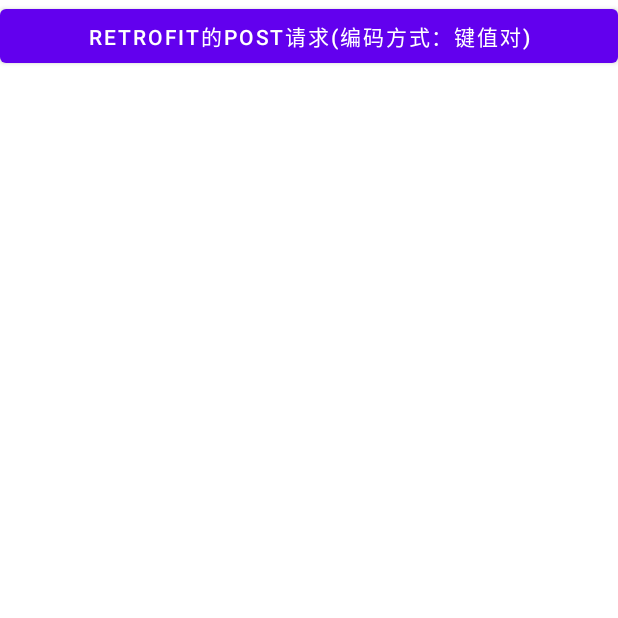
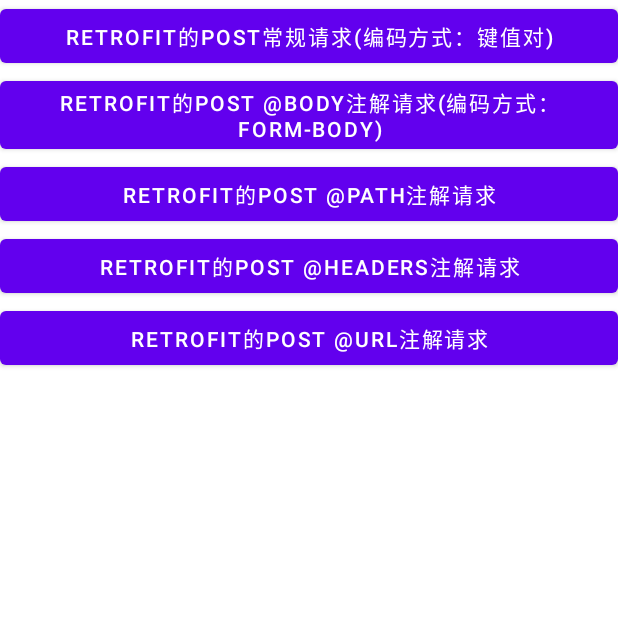
Before and after one commit to StevenMayD/AndroidLearning, an Android app: the screen it shows after launch (RetrofitActivity), on a phone screen of 412 x 824 dp, the top half of it. Run offline under Robolectric (Android 15) with nearby library versions, the phone set to English and light mode, and no system bars.

Commit message:
13、Android网络加载框架：Retrofit请求 - retrofit中的注解（@POST,@Path,@Body,@Header,@Headers,@Url）

```diff
--- a/app/src/main/java/com/example/androidlearning/service/RetrofitHttpBinService.java
+++ b/app/src/main/java/com/example/androidlearning/service/RetrofitHttpBinService.java
@@ -1,29 +1,63 @@
 package com.example.androidlearning.service;
 
+import okhttp3.RequestBody;
 import okhttp3.ResponseBody;
 import retrofit2.Call;
+import retrofit2.http.Body;
 import retrofit2.http.Field;
 import retrofit2.http.FormUrlEncoded;
 import retrofit2.http.GET;
+import retrofit2.http.Header;
+import retrofit2.http.Headers;
 import retrofit2.http.POST;
+import retrofit2.http.Path;
 import retrofit2.http.Query;
+import retrofit2.http.Url;
 
 // 网络请求中间层
 public interface RetrofitHttpBinService {
     // 注意 Call是retrofit2里的Call， ResponseBody则是依赖okhttp3的ResponseBody， 互相都有，导包不要搞错了
 
     /*
-    * @POST注解：请求方式，会进行POST的http请求
+     * @Query注解：get请求时，query注解参数名称
+     * */
+    @GET("get")
+    Call<ResponseBody> getRequest(@Query("userName") String userName, @Query("password") String pwd);
+
+    /*
+    * @POST注解：请求方式，会进行POST的http请求（注解里要添加 请求的地址("xxx")，用于拼接baseUrl,完整的请求地址为: baseUrl/xxx）
     * @FormUrlEncoded注解：则是会进行 FormUrlEncoded的数据提交方式， form键值形式
     * @Field注解：post请求时，键值形式参数的 键key
+    * 另外返回值：Call是retrofit2里的Call，ResponseBody则是okhttp3的ResponseBody
     * */
     @POST("post")
     @FormUrlEncoded
     Call<ResponseBody> postRequest(@Field("userName") String userName, @Field("password") String pwd);
 
     /*
-    * @Query注解：get请求时，query注解参数名称
+    * @Body注解：post携带请求体的形式的请求
     * */
-    @GET("get")
-    Call<ResponseBody> getRequest(@Query("userName") String userName, @Query("password") String pwd);
+    @POST("post")
+    Call<ResponseBody> postBodyRequest(@Body RequestBody body);
+
+    /*
+    * @Path注解：动态路径替换
+    * @Header注解：添加请求头
+    * */
+    @POST("{id}")
+    @FormUrlEncoded
+    Call<ResponseBody> postInPathRequest(@Path("id") String path, @Header("os") String os, @Field("userName") String userName, @Field("password") String pwd);
+
+    /*
+     * @Headers注解：添加多个请求头
+     * */
+    @Headers({"os:android", "version:11.0"})
+    @POST("post")
+    Call<ResponseBody> postHeadersRequest();
+
+    /*
+    * @Url注解：直接请求指定的完整url（不依据baseUrl, 也不需要加 请求子路径）
+    * */
+    @POST
+    Call<ResponseBody> postUrlRequest(@Url String url);
 }
--- a/app/src/main/res/layout/activity_retrofit.xml
+++ b/app/src/main/res/layout/activity_retrofit.xml
@@ -4,13 +4,41 @@
     xmlns:tools="http://schemas.android.com/tools"
     android:layout_width="match_parent"
     android:layout_height="match_parent"
+    android:orientation="vertical"
     tools:context=".view.activity.RetrofitActivity">
 
     <Button
         android:layout_width="match_parent"
         android:layout_height="wrap_content"
-        android:text="Retrofit的post请求(编码方式：键值对)"
+        android:text="Retrofit的post常规请求(编码方式：键值对)"
         android:onClick="postAsync_form_urlencoded"
         />
 
+    <Button
+        android:layout_width="match_parent"
+        android:layout_height="wrap_content"
+        android:text="Retrofit的post @body注解请求(编码方式：form-body)"
+        android:onClick="postAsync_form_body"
+        />
+
+    <Button
+        android:layout_width="match_parent"
+        android:layout_height="wrap_content"
+        android:text="Retrofit的post @Path注解请求"
+        android:onClick="postAsync_Path"
+        />
+
+    <Button
+        android:layout_width="match_parent"
+        android:layout_height="wrap_content"
+        android:text="Retrofit的post @Headers注解请求"
+        android:onClick="postAsync_Headers"
+        />
+
+    <Button
+        android:layout_width="match_parent"
+        android:layout_height="wrap_content"
+        android:text="Retrofit的post @Url注解请求"
+        android:onClick="postAsync_Url"
+        />
 </LinearLayout>
```
Also changed, not shown: app/src/main/java/com/example/androidlearning/view/activity/RetrofitActivity.java (+66 -1 lines).
